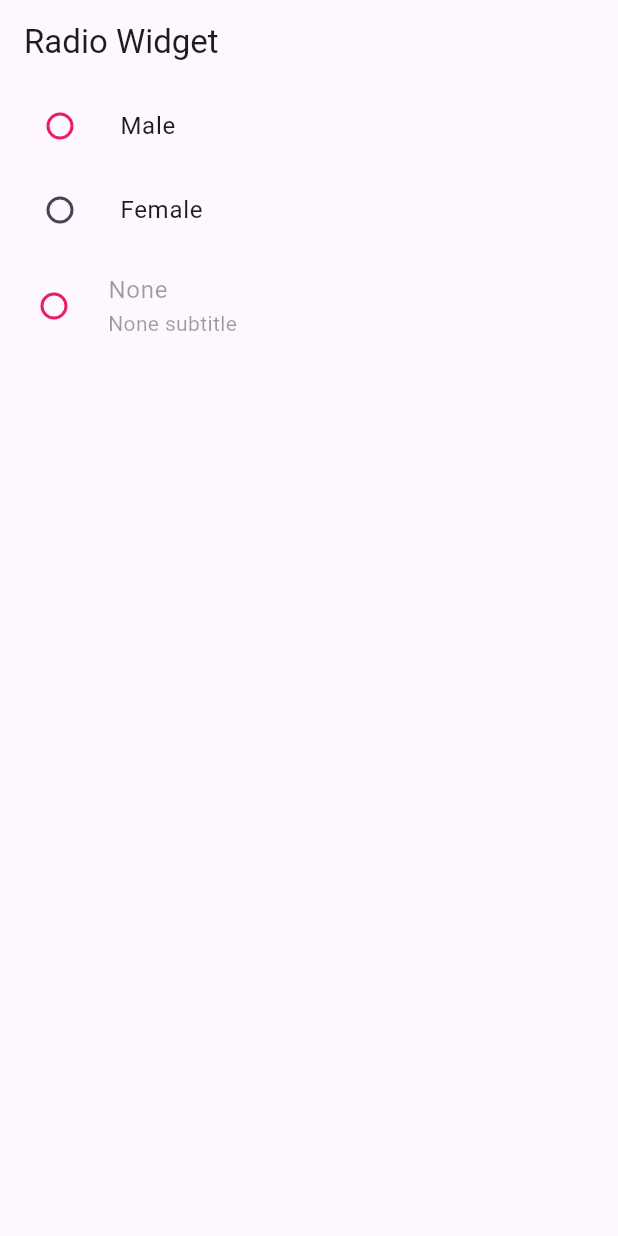
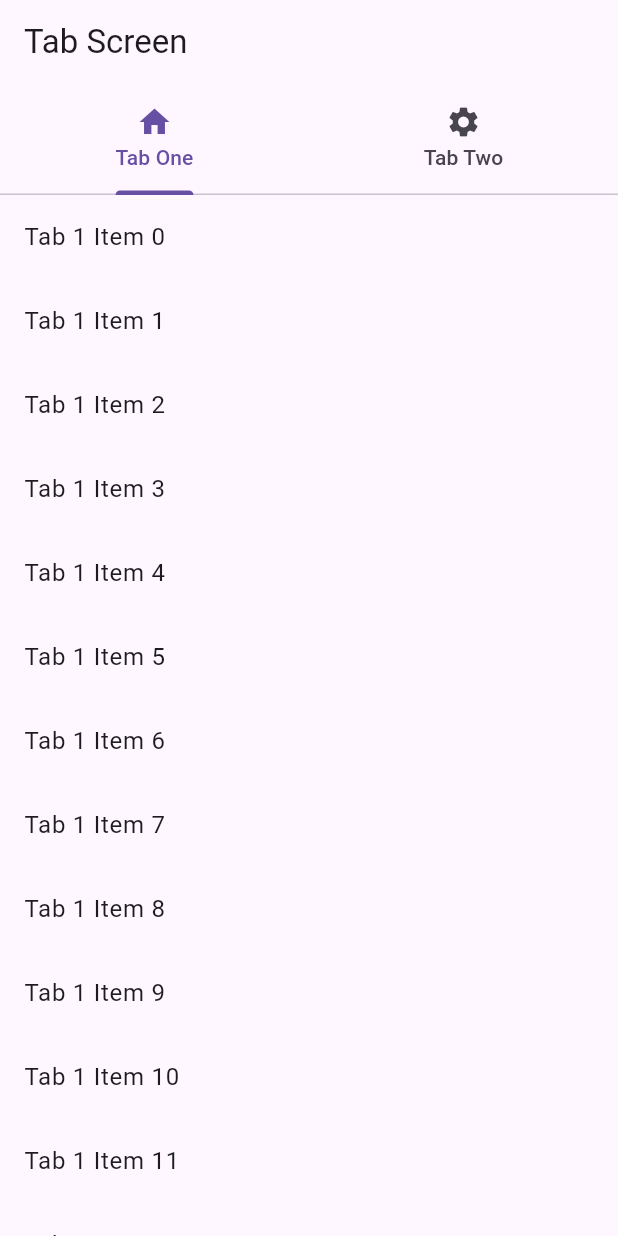
Before and after one commit to rddewan/flutter-beginner-course, a Flutter app: the screen it shows after launch, on a phone screen of 412 x 824 dp. Run offline on Flutter 3.47's test engine with Material 3 defaults, Android fonts, the phone set to English and light mode, and no system bars.

Commit message:
TabBar Widget

```diff
--- a/flutter_basic/lib/main.dart
+++ b/flutter_basic/lib/main.dart
@@ -1,5 +1,6 @@
 import 'package:flutter/material.dart';
 import 'package:flutter_basic/screen/home_screen.dart';
+import 'package:flutter_basic/screen/tabs/tab_screen.dart';
 import 'package:flutter_basic/screen/widget/home/checkbox_widget.dart';
 import 'package:flutter_basic/screen/widget/home/grid_view_widget.dart';
 import 'package:flutter_basic/screen/widget/home/radio_widget.dart';
@@ -19,7 +20,8 @@ class MainApp extends StatelessWidget {
       // home: GridViewWidget()
       // home: StackWidget()
       // home: CheckboxWidget(),
-      home: RadioWidget(),
+      // home: RadioWidget(),
+      home: TabScreen(),
     );
   }
 }
--- /dev/null
+++ b/flutter_basic/lib/screen/tabs/tab_one.dart
@@ -0,0 +1,18 @@
+import 'package:flutter/material.dart';
+
+class TabOne extends StatelessWidget {
+  const TabOne({super.key});
+
+  @override
+  Widget build(BuildContext context) {
+    return ListView.builder(
+      key: const PageStorageKey("TabOne"),
+      itemCount: 100,
+      itemBuilder: (context, index) {
+        return ListTile(
+          title: Text('Tab 1 Item $index'),
+        );
+      },
+    );
+  }
+}
--- /dev/null
+++ b/flutter_basic/lib/screen/tabs/tab_screen.dart
@@ -0,0 +1,65 @@
+
+import 'package:flutter/material.dart';
+import 'package:flutter/widgets.dart';
+import 'package:flutter_basic/screen/tabs/tab_one.dart';
+import 'package:flutter_basic/screen/tabs/tab_two.dart';
+
+class TabScreen extends StatefulWidget {
+  const TabScreen({super.key});
+
+  @override
+  State<TabScreen> createState() => _TabScreenState();
+}
+
+class _TabScreenState extends State<TabScreen> with SingleTickerProviderStateMixin {
+  late TabController _tabController;
+
+  @override
+  void initState() {
+    super.initState();
+    _tabController = TabController(length: 2, vsync: this);
+  }
+
+  @override
+  void dispose() {
+    _tabController.dispose();
+    super.dispose();
+  }
+
+  final List<Widget> _tabs = [
+    const TabOne(),
+    const TabTwo(),
+  ];
+
+
+  @override
+  Widget build(BuildContext context) {
+    return DefaultTabController(
+      length: _tabs.length,
+      child: Scaffold(
+      appBar: AppBar(
+        title: const Text('Tab Screen'),
+        bottom: TabBar(
+          controller: _tabController,
+          tabs: const [
+            Tab(
+              text: 'Tab One',
+              icon: Icon(Icons.home),
+            ),
+            Tab(
+              text: 'Tab Two',
+              icon: Icon(Icons.settings),
+            ),
+
+          ],
+        ),
+      ),
+      body: TabBarView(
+        controller: _tabController,
+        children: _tabs,
+      )
+    ));
+
+
+  }
+}
--- /dev/null
+++ b/flutter_basic/lib/screen/tabs/tab_two.dart
@@ -0,0 +1,18 @@
+import 'package:flutter/material.dart';
+
+class TabTwo extends StatelessWidget {
+  const TabTwo({super.key});
+
+  @override
+  Widget build(BuildContext context) {
+    return ListView.builder(
+      key: const PageStorageKey("TabTwo"),
+      itemCount: 100,
+      itemBuilder: (context, index) {
+        return ListTile(
+          title: Text('Tab 2 Item $index'),
+        );
+      },
+    );
+  }
+}
--- a/flutter_basic/lib/screen/widget/home/radio_widget.dart
+++ b/flutter_basic/lib/screen/widget/home/radio_widget.dart
@@ -1,7 +1,6 @@
 
 
 import 'package:flutter/material.dart';
-import 'package:flutter/widgets.dart';
 
 class RadioWidget extends StatefulWidget {
   const RadioWidget({super.key});
```
